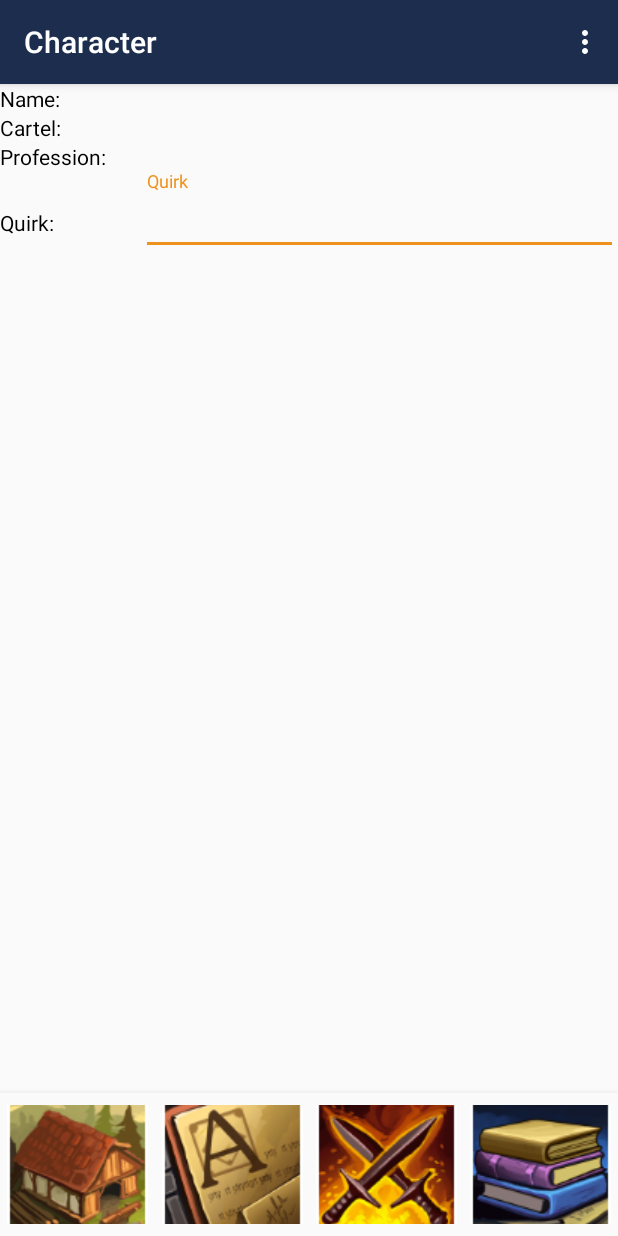
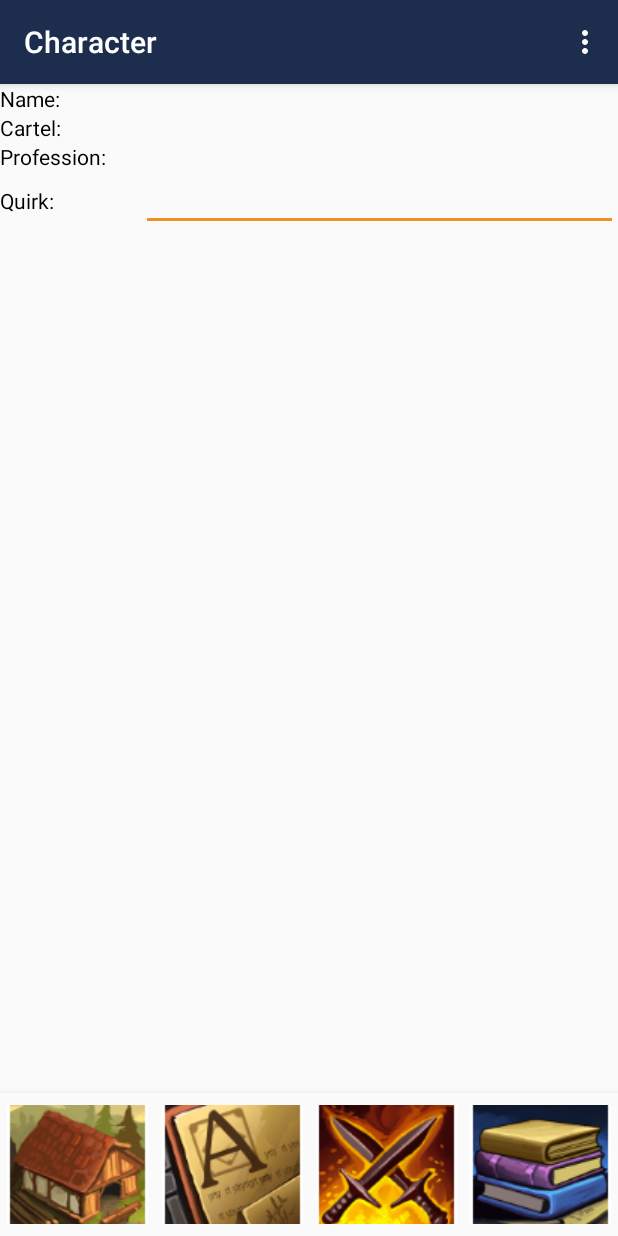
Before and after one commit to ikarian7/FinalApp, an Android app: the screen it shows after launch (MainActivity), on a phone screen of 412 x 824 dp. Run offline under Robolectric (Android 15) with nearby library versions, the phone set to English and light mode, and no system bars; our stand-ins replace Room's generated code, navigation-ui; 1 statement that could not run was skipped.

Commit message:
quirk editable

```diff
--- a/FinalApp/app/src/main/java/com/example/finalapp/database/DCOCharacterDAO.kt
+++ b/FinalApp/app/src/main/java/com/example/finalapp/database/DCOCharacterDAO.kt
@@ -29,4 +29,10 @@ interface DCOCharacterDAO {
 
     @Delete
     suspend fun deleteChara(dcoCharacter: DCOCharacter)
+
+    @Query("UPDATE dcoCharacterTable SET quirk = :quirk WHERE id = :currentDcoCharacter")
+    suspend fun updateQuirk(currentDcoCharacter: Int, quirk: String)
+
+    @Query("SELECT quirk FROM dcoCharacterTable WHERE id = :currentDcoCharacter")
+    fun getQuirk(currentDcoCharacter: Int): LiveData<String>
 }
--- a/FinalApp/app/src/main/java/com/example/finalapp/ui/ActivityViewModel.kt
+++ b/FinalApp/app/src/main/java/com/example/finalapp/ui/ActivityViewModel.kt
@@ -9,11 +9,13 @@ import com.example.finalapp.model.DCOCharacter
 import kotlinx.coroutines.CoroutineScope
 import kotlinx.coroutines.Dispatchers
 import kotlinx.coroutines.launch
+import kotlinx.coroutines.withContext
 
 class ActivityViewModel(application: Application) : AndroidViewModel(application) {
 
     private val stCharacterID = 1;
 
+    private val mainScope = CoroutineScope(Dispatchers.Main)
     private val ioScope = CoroutineScope(Dispatchers.IO)
 
     private val dcoRepo = DCOCharacterRepository(application.applicationContext)
@@ -25,6 +27,14 @@ class ActivityViewModel(application: Application) : AndroidViewModel(application
             dcoRepo.getDCOCharacter(stCharacterID)
         } else {
             dcoRepo.getDCOCharacter(currentCharaId)
+        }
+    }
+
+    var quirk = Transformations.switchMap(currentCharaId) {currentCharaId ->
+        if(currentCharaId == null) {
+            dcoRepo.getQuirk(stCharacterID)
+        } else {
+            dcoRepo.getQuirk(currentCharaId)
         }
     }
 
@@ -50,4 +60,12 @@ class ActivityViewModel(application: Application) : AndroidViewModel(application
             dcoRepo.deleteChara(dcoCharacter)
         }
     }
+
+    fun updateChara(selectedCharacterId: Int) {
+        mainScope.launch {
+            withContext(Dispatchers.IO) {
+                dcoRepo.updateQuirk(selectedCharacterId, quirk.value!!)
+            }
+        }
+    }
 }
--- a/FinalApp/app/src/main/res/layout/fragment_home.xml
+++ b/FinalApp/app/src/main/res/layout/fragment_home.xml
@@ -107,15 +107,15 @@
                     android:id="@+id/tilQuirkText"
                     android:layout_width="wrap_content"
                     android:layout_height="wrap_content"
-                    android:layout_weight="9">
+                    android:layout_weight="9"
+                    app:hintEnabled="false">
 
                     <com.google.android.material.textfield.TextInputEditText
                         android:id="@+id/etQuirkText"
                         android:layout_width="match_parent"
-                        android:layout_height="wrap_content"
-                        android:hint="Quirk"
+                        android:layout_height="match_parent"
                         android:textColor="#000000"
-                        android:textSize="18sp"
+                        android:textSize="14sp"
                         android:typeface="normal" />
                 </com.google.android.material.textfield.TextInputLayout>
 
--- a/FinalApp/app/src/main/res/values/strings.xml
+++ b/FinalApp/app/src/main/res/values/strings.xml
@@ -15,7 +15,8 @@
     <string name="ProfName">profname</string>
     <string name="selected">Already selected</string>
     <string name="error">This does not work!</string>
-    <string name="Charactername">"Name: "</string>
+    <string name="Charactername">Name: </string>
+    <string name="editedText">Edited</string>
     <string-array name="Cartelnames">
         <item>The Circle</item>
         <item>The Family</item>
```
Also changed, not shown: FinalApp/app/src/main/java/com/example/finalapp/database/DCOCharacterRepository.kt (+9 -0 lines), FinalApp/app/src/main/java/com/example/finalapp/ui/home/HomeFragment.kt (+24 -1 lines), FinalApp/app/src/main/java/com/example/finalapp/ui/CharacterListFragment.kt (line endings or trailing spaces).
